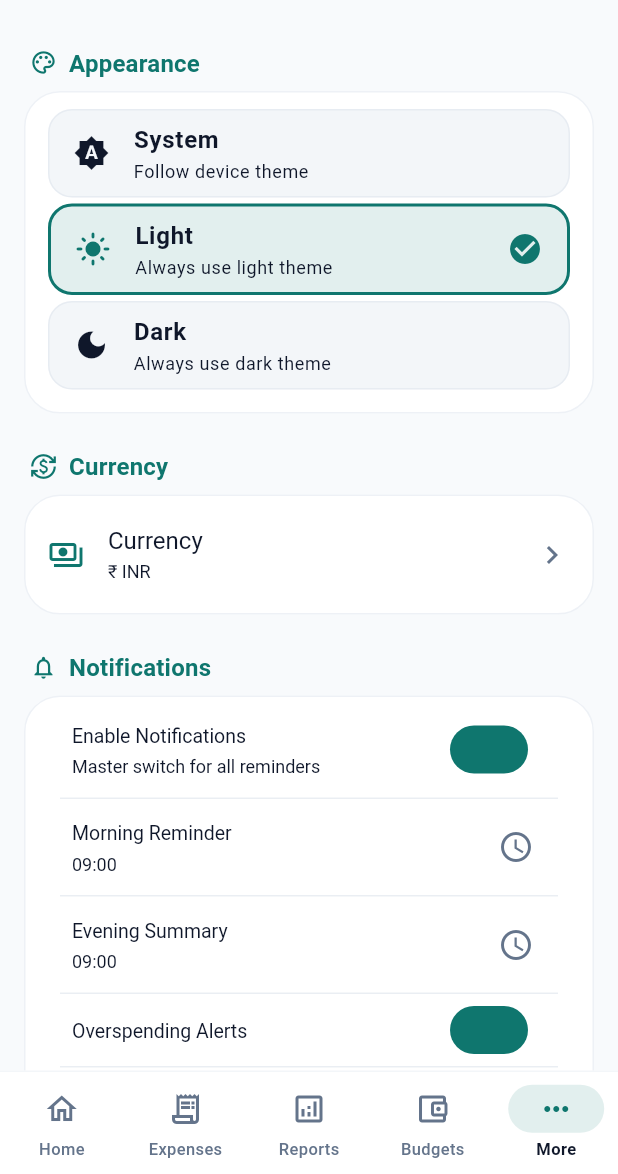
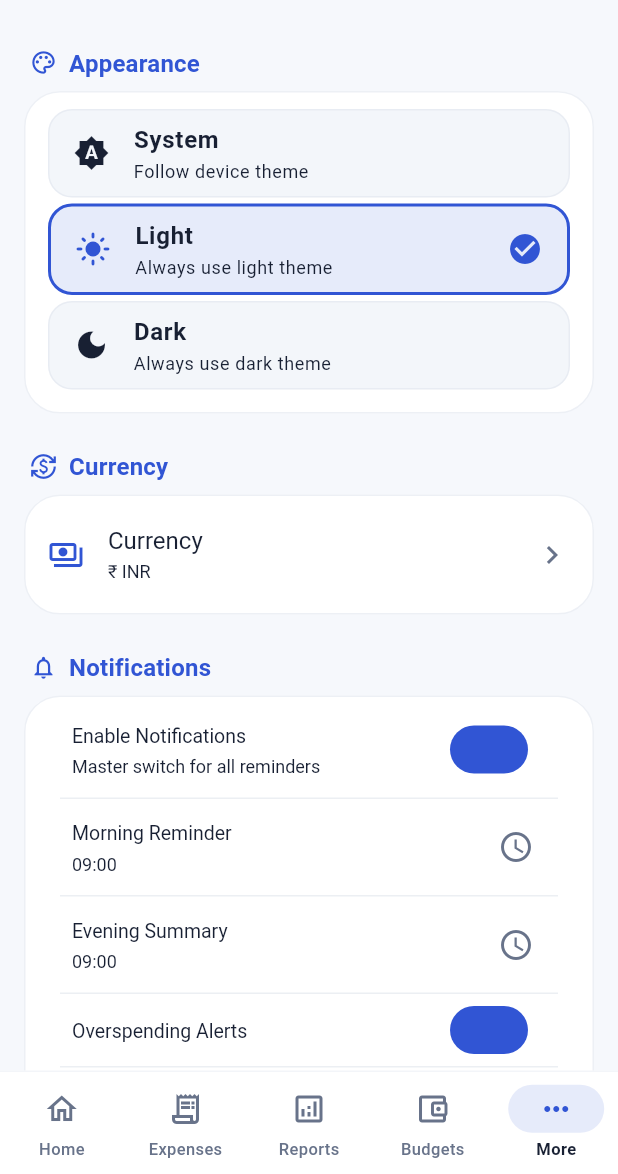
Before and after one commit to sufiyansakkeer/budget_tracker, a Flutter app: the SettingsScreen screen opened by its route, after a tap on "Light", on a phone screen of 412 x 824 dp, the part 62-1236 px from its top. Run offline on Flutter 3.47's test engine with Material 3 defaults, Android fonts, the phone set to English and light mode, and no system bars; our stand-ins replace csv, drift, drift_flutter, equatable, file_picker, fl_chart and 11 more; accounts and stored records are empty; generated files the repository leaves out were written again.

Commit message:
feat: Migrate theme management from Provider to BLoC architecture

```diff
--- a/lib/core/constants/app_colors.dart
+++ b/lib/core/constants/app_colors.dart
@@ -2,100 +2,200 @@ import 'package:flutter/material.dart';
 
 /// Semantic color tokens for the Smart Budget Tracker.
 ///
-/// These are the single source of truth for statuses, surfaces, text and
-/// category colors. Widgets should reference these tokens (or the theme
-/// `ColorScheme`) rather than hard-coding hex values.
+/// Cobalt + Sky + Mint palette.
+/// Designed for a friendly, modern and polished personal-finance experience.
 class AppColors {
   AppColors._();
 
   // ---------------------------------------------------------------------------
-  // Brand / Primary palette (Modern Emerald & Teal)
+  // Brand / Primary
   // ---------------------------------------------------------------------------
-  static const Color primary = Color(0xFF0F766E); // Teal 700
-  static const Color primaryLight = Color(0xFF14B8A6); // Teal 500
-  static const Color primaryDark = Color(0xFF115E59); // Teal 800
-  static const Color secondary = Color(0xFF6366F1); // Indigo Accent
-  static const Color secondaryLight = Color(0xFF818CF8);
-  static const Color accent = Color(0xFFF59E0B); // Amber Accent
+
+  static const Color primary = Color(0xFF3155D4);
+  static const Color primaryLight = Color(0xFF4C6FE3);
+  static const Color primaryDark = Color(0xFF2543AD);
+
+  static const Color secondary = Color(0xFF159A9C);
+  static const Color secondaryLight = Color(0xFF31B6B5);
+  static const Color secondaryDark = Color(0xFF0E7779);
+
+  static const Color accent = Color(0xFFF0A35E);
 
   // ---------------------------------------------------------------------------
-  // Semantic status colors
+  // Semantic Status Colors
   // ---------------------------------------------------------------------------
-  static const Color error = Color(0xFFEF4444);
-  static const Color success = Color(0xFF10B981);
-  static const Color warning = Color(0xFFF97316);
+
+  static const Color success = Color(0xFF239B70);
+  static const Color successLight = Color(0xFF43B98B);
+  static const Color successDark = Color(0xFF197454);
+
+  static const Color warning = Color(0xFFD89432);
+  static const Color warningLight = Color(0xFFE9AA50);
+  static const Color warningDark = Color(0xFFAE6D1F);
+
+  static const Color error = Color(0xFFD65C62);
+  static const Color errorLight = Color(0xFFE4777C);
+  static const Color errorDark = Color(0xFFB8454B);
+
+  static const Color info = Color(0xFF4A8CC7);
+
   static const Color safeGreen = success;
   static const Color warningOrange = warning;
   static const Color dangerRed = error;
 
   // ---------------------------------------------------------------------------
-  // Background & Surfaces (Light)
+  // Light Theme
   // ---------------------------------------------------------------------------
-  static const Color backgroundLight = Color(0xFFF8FAFC);
+
+  static const Color backgroundLight = Color(0xFFF6F8FC);
+
   static const Color surfaceLight = Color(0xFFFFFFFF);
-  static const Color surfaceContainerLight = Color(0xFFF1F5F9);
-  static const Color surfaceContainerHighLight = Color(0xFFE2E8F0);
+
+  static const Color surfaceContainerLight = Color(0xFFEEF2F8);
+
+  static const Color surfaceContainerHighLight = Color(0xFFE2E8F2);
+
   static const Color cardLight = Color(0xFFFFFFFF);
 
   // ---------------------------------------------------------------------------
-  // Background & Surfaces (Dark) — intentional hierarchy, not inverted light
+  // Dark Theme
   // ---------------------------------------------------------------------------
-  static const Color backgroundDark = Color(0xFF0B1220);
-  static const Color surfaceDark = Color(0xFF111A2E);
-  static const Color surfaceContainerDark = Color(0xFF1B2740);
-  static const Color surfaceContainerHighDark = Color(0xFF24324F);
-  static const Color cardDark = Color(0xFF151F36);
+
+  static const Color backgroundDark = Color(0xFF0B1020);
+
+  static const Color surfaceDark = Color(0xFF11172A);
+
+  static const Color surfaceContainerDark = Color(0xFF19223A);
+
+  static const Color surfaceContainerHighDark = Color(0xFF222D49);
+
+  static const Color cardDark = Color(0xFF151D32);
 
   // ---------------------------------------------------------------------------
-  // Text colors
+  // Text — Light
   // ---------------------------------------------------------------------------
-  static const Color textPrimaryLight = Color(0xFF0F172A);
-  static const Color textSecondaryLight = Color(0xFF64748B);
-  static const Color textPrimaryDark = Color(0xFFF8FAFC);
-  static const Color textSecondaryDark = Color(0xFF94A3B8);
+
+  static const Color textPrimaryLight = Color(0xFF182033);
+
+  static const Color textSecondaryLight = Color(0xFF68738A);
+
+  static const Color textTertiaryLight = Color(0xFF969EAF);
+
+  static const Color textOnPrimaryLight = Color(0xFFFFFFFF);
 
   // ---------------------------------------------------------------------------
-  // Dividers / outlines
+  // Text — Dark
   // ---------------------------------------------------------------------------
-  static const Color dividerLight = Color(0xFFE2E8F0);
-  static const Color dividerDark = Color(0xFF2A3A5C);
-  static const Color outlineLight = Color(0xFFCBD5E1);
-  static const Color outlineDark = Color(0xFF334155);
+
+  static const Color textPrimaryDark = Color(0xFFF4F7FF);
+
+  static const Color textSecondaryDark = Color(0xFFAAB4C8);
+
+  static const Color textTertiaryDark = Color(0xFF77839B);
+
+  static const Color textOnPrimaryDark = Color(0xFFFFFFFF);
 
   // ---------------------------------------------------------------------------
-  // Category colors
+  // Dividers / Outlines
   // ---------------------------------------------------------------------------
-  static const Color catFood = Color(0xFFFF6B6B);
-  static const Color catFuel = Color(0xFFFF9F43);
-  static const Color catShopping = Color(0xFFFECA57);
-  static const Color catRent = Color(0xFF48DBFB);
-  static const Color catEmi = Color(0xFF1DD1A1);
-  static const Color catTravel = Color(0xFF54A0FF);
-  static const Color catEntertainment = Color(0xFF5F27CD);
-  static const Color catHealth = Color(0xFFFF9FF3);
-  static const Color catEducation = Color(0xFF00D2D3);
-  static const Color catGroceries = Color(0xFF10AC84);
-  static const Color catBills = Color(0xFFEE5253);
-  static const Color catOthers = Color(0xFF8395A7);
+
+  static const Color dividerLight = Color(0xFFE1E6EF);
+
+  static const Color outlineLight = Color(0xFFCFD6E2);
+
+  static const Color dividerDark = Color(0xFF29344D);
+
+  static const Color outlineDark = Color(0xFF3A4763);
 
   // ---------------------------------------------------------------------------
-  // Gradients (kept minimal and intentional)
+  // Category Colors
   // ---------------------------------------------------------------------------
+
+  static const Color catFood = Color(0xFFE87568);
+
+  static const Color catFuel = Color(0xFFE3A050);
+
+  static const Color catShopping = Color(0xFFD0A747);
+
+  static const Color catRent = Color(0xFF55A8B2);
+
+  static const Color catEmi = Color(0xFF45A77F);
+
+  static const Color catTravel = Color(0xFF5D82CF);
+
+  static const Color catEntertainment = Color(0xFF846EB0);
+
+  static const Color catHealth = Color(0xFFD27B9D);
+
+  static const Color catEducation = Color(0xFF48A6A5);
+
+  static const Color catGroceries = Color(0xFF51A276);
+
+  static const Color catBills = Color(0xFFD76060);
+
+  static const Color catOthers = Color(0xFF818B9B);
+
+  // ---------------------------------------------------------------------------
+  // Brand Containers
+  // ---------------------------------------------------------------------------
+
+  static const Color primaryContainerLight = Color(0xFFE8ECFC);
+
+  static const Color primaryContainerDark = Color(0xFF202D60);
+
+  static const Color secondaryContainerLight = Color(0xFFE1F4F3);
+
+  static const Color secondaryContainerDark = Color(0xFF123B3D);
+
+  // ---------------------------------------------------------------------------
+  // Status Containers
+  // ---------------------------------------------------------------------------
+
+  static const Color successContainerLight = Color(0xFFE3F5ED);
+
+  static const Color successContainerDark = Color(0xFF123A2E);
+
+  static const Color warningContainerLight = Color(0xFFFFF1DD);
+
+  static const Color warningContainerDark = Color(0xFF3B2C17);
+
+  static const Color errorContainerLight = Color(0xFFFBE8E9);
+
+  static const Color errorContainerDark = Color(0xFF3B1E21);
+
+  // ---------------------------------------------------------------------------
+  // Gradients
+  // ---------------------------------------------------------------------------
+
   static const LinearGradient primaryGradient = LinearGradient(
-    colors: [Color(0xFF0F766E), Color(0xFF14B8A6)],
+    colors: [Color(0xFF2543AD), Color(0xFF4C6FE3)],
     begin: Alignment.topLeft,
     end: Alignment.bottomRight,
   );
 
   static const LinearGradient headerGradient = LinearGradient(
-    colors: [Color(0xFF0F766E), Color(0xFF4338CA)],
+    colors: [Color(0xFF2543AD), Color(0xFF3155D4), Color(0xFF159A9C)],
     begin: Alignment.topLeft,
     end: Alignment.bottomRight,
   );
 
   static const LinearGradient cardGradient = LinearGradient(
-    colors: [Color(0x1A0F766E), Color(0x050F766E)],
+    colors: [Color(0x123155D4), Color(0x04159A9C)],
     begin: Alignment.topLeft,
     end: Alignment.bottomRight,
   );
+
+  // ---------------------------------------------------------------------------
+  // Finance-Specific Colors
+  // ---------------------------------------------------------------------------
+
+  static const Color income = Color(0xFF239B70);
+
+  static const Color expense = Color(0xFFD65C62);
+
+  static const Color remaining = Color(0xFF3155D4);
+
+  static const Color savings = Color(0xFF159A9C);
+
+  static const Color neutralFinance = Color(0xFF68738A);
 }
--- a/lib/core/theme/theme_provider.dart
+++ /dev/null
@@ -1,38 +0,0 @@
-import 'package:flutter/material.dart';
-import '../di/injection.dart' as di;
-import '../../features/settings/domain/entities/settings_failure.dart';
-import '../../features/settings/domain/entities/theme_mode_entity.dart';
-import '../../features/settings/domain/usecases/load_settings_usecase.dart';
-
-/// Provider that manages theme mode based on user settings.
-class ThemeProvider extends ChangeNotifier {
-  final LoadSettingsUseCase _loadSettingsUseCase;
-  AppThemeMode _themeMode = AppThemeMode.system;
-
-  ThemeProvider({LoadSettingsUseCase? loadSettingsUseCase})
-    : _loadSettingsUseCase =
-          loadSettingsUseCase ?? di.getIt<LoadSettingsUseCase>() {
-    _loadThemeMode();
-  }
-
-  AppThemeMode get themeMode => _themeMode;
-
-  ThemeMode get flutterThemeMode => _themeMode.toThemeMode();
-
-  Future<void> _loadThemeMode() async {
-    try {
-      final result = await _loadSettingsUseCase();
-      if (result case SettingsSuccess(:final data)) {
-        _themeMode = (data).themeMode;
-        notifyListeners();
-      }
-    } catch (e) {
-      // Keep default theme mode on error
-    }
-  }
-
-  void updateThemeMode(AppThemeMode mode) {
-    _themeMode = mode;
-    notifyListeners();
-  }
-}
--- /dev/null
+++ b/lib/features/settings/domain/repository/theme_repository.dart
@@ -0,0 +1,24 @@
+import '../entities/theme_mode_entity.dart';
+import 'settings_repository.dart';
+
+/// Repository responsible for persisting and reading the application theme.
+///
+/// This is the single gateway between the theme BLoC and local storage. Widgets
+/// never touch [SettingsRepository] or SharedPreferences directly for theme.
+class ThemeRepository {
+  final SettingsRepository _settingsRepository;
+
+  ThemeRepository({required SettingsRepository settingsRepository})
+    : _settingsRepository = settingsRepository;
+
+  /// Loads the currently persisted [AppThemeMode].
+  Future<AppThemeMode> getTheme() async {
+    final settings = await _settingsRepository.loadSettings();
+    return settings.themeMode;
+  }
+
+  /// Persists the selected [AppThemeMode] locally.
+  Future<void> saveTheme(AppThemeMode mode) async {
+    await _settingsRepository.setThemeMode(mode);
+  }
+}
--- a/lib/features/settings/domain/usecases/update_theme_usecase.dart
+++ /dev/null
@@ -1,24 +0,0 @@
-import '../entities/settings_failure.dart';
-import '../entities/theme_mode_entity.dart';
-import '../repository/settings_repository.dart';
-
-/// Updates the application theme mode.
-class UpdateThemeUseCase {
-  final SettingsRepository repository;
-
-  UpdateThemeUseCase({required this.repository});
-
-  Future<SettingsResult<void>> call(AppThemeMode mode) async {
-    try {
-      await repository.setThemeMode(mode);
-      return const SettingsSuccess(null);
-    } catch (e) {
-      return SettingsError(
-        SettingsFailure(
-          type: SettingsErrorType.saveFailure,
-          message: 'Failed to save theme preference: ${e.toString()}',
-        ),
-      );
-    }
-  }
-}
--- a/lib/features/settings/presentation/bloc/settings_bloc.dart
+++ b/lib/features/settings/presentation/bloc/settings_bloc.dart
@@ -11,7 +11,6 @@ import '../../domain/usecases/schedule_notifications_usecase.dart';
 import '../../domain/usecases/update_biometric_usecase.dart';
 import '../../domain/usecases/update_currency_usecase.dart';
 import '../../domain/usecases/update_notification_settings_usecase.dart';
-import '../../domain/usecases/update_theme_usecase.dart';
 import 'settings_event.dart';
 import 'settings_state.dart';
 
@@ -19,7 +18,6 @@ import 'settings_state.dart';
 /// operations (export, import, backup, restore, reset).
 class SettingsBloc extends Bloc<SettingsEvent, SettingsState> {
   final LoadSettingsUseCase loadSettingsUseCase;
-  final UpdateThemeUseCase updateThemeUseCase;
   final UpdateCurrencyUseCase updateCurrencyUseCase;
   final UpdateNotificationSettingsUseCase updateNotificationSettingsUseCase;
   final UpdateBiometricUseCase updateBiometricUseCase;
@@ -32,7 +30,6 @@ class SettingsBloc extends Bloc<SettingsEvent, SettingsState> {
 
   SettingsBloc({
     required this.loadSettingsUseCase,
-    required this.updateThemeUseCase,
     required this.updateCurrencyUseCase,
     required this.updateNotificationSettingsUseCase,
     required this.updateBiometricUseCase,
@@ -44,7 +41,6 @@ class SettingsBloc extends Bloc<SettingsEvent, SettingsState> {
     required this.scheduleNotificationsUseCase,
   }) : super(const SettingsState()) {
     on<SettingsLoadEvent>(_onLoadSettings);
-    on<SettingsUpdateThemeEvent>(_onUpdateTheme);
     on<SettingsUpdateCurrencyEvent>(_onUpdateCurrency);
     on<SettingsUpdateNotificationsEvent>(_onUpdateNotifications);
     on<SettingsUpdateBiometricEvent>(_onUpdateBiometric);
@@ -85,26 +81,6 @@ class SettingsBloc extends Bloc<SettingsEvent, SettingsState> {
             errorMessage: failure.message,
           ),
         );
-    }
-  }
-
-  Future<void> _onUpdateTheme(
-    SettingsUpdateThemeEvent event,
-    Emitter<SettingsState> emit,
-  ) async {
-    emit(state.copyWith(isBusy: true));
-    final result = await updateThemeUseCase(event.mode);
-    switch (result) {
-      case SettingsSuccess():
-        emit(
-          state.copyWith(
-            settings: state.settings.copyWith(themeMode: event.mode),
-            isBusy: false,
-            clearError: true,
-          ),
-        );
-      case SettingsError(:final failure):
-        emit(state.copyWith(isBusy: false, errorMessage: failure.message));
     }
   }
 
--- a/lib/features/settings/presentation/bloc/settings_event.dart
+++ b/lib/features/settings/presentation/bloc/settings_event.dart
@@ -1,7 +1,6 @@
 import 'package:equatable/equatable.dart';
 
 import '../../domain/entities/notification_settings.dart';
-import '../../domain/entities/theme_mode_entity.dart';
 
 /// Base class for all settings events.
 abstract class SettingsEvent extends Equatable {
@@ -14,16 +13,6 @@ abstract class SettingsEvent extends Equatable {
 /// Loads the persisted settings into the state.
 class SettingsLoadEvent extends SettingsEvent {
   const SettingsLoadEvent();
-}
-
-/// Updates the theme mode.
-class SettingsUpdateThemeEvent extends SettingsEvent {
-  final AppThemeMode mode;
-
-  const SettingsUpdateThemeEvent(this.mode);
-
-  @override
-  List<Object?> get props => [mode];
 }
 
 /// Updates the application currency.
--- /dev/null
+++ b/lib/features/settings/presentation/bloc/theme/theme_bloc.dart
@@ -0,0 +1,35 @@
+import 'package:flutter_bloc/flutter_bloc.dart';
+
+import '../../../domain/repository/theme_repository.dart';
+import 'theme_event.dart';
+import 'theme_state.dart';
+
+/// Global application theme BLoC.
+///
+/// [ThemeBloc] is the single source of truth for the app's theme. It loads the
+/// persisted preference on startup and exposes it via [ThemeState]. When the
+/// user changes the theme, the state is emitted immediately (so the UI updates
+/// without a restart) and the preference is then persisted locally.
+class ThemeBloc extends Bloc<ThemeEvent, ThemeState> {
+  final ThemeRepository _themeRepository;
+
+  ThemeBloc({required ThemeRepository themeRepository})
+    : _themeRepository = themeRepository,
+      super(const ThemeState()) {
+    on<ThemeLoadRequested>((event, emit) async {
+      try {
+        final mode = await _themeRepository.getTheme();
+        if (!isClosed) emit(ThemeState(mode: mode));
+      } catch (_) {
+        // Keep the default theme mode on error.
+      }
+    });
+    on<ThemeChanged>((event, emit) async {
+      // Emit first so the UI updates immediately, then persist in the
+      // background so we never block the UI on disk I/O.
+      emit(ThemeState(mode: event.mode));
+      await _themeRepository.saveTheme(event.mode);
+    });
+    add(const ThemeLoadRequested());
+  }
+}
--- /dev/null
+++ b/lib/features/settings/presentation/bloc/theme/theme_event.dart
@@ -0,0 +1,26 @@
+import 'package:equatable/equatable.dart';
+
+import '../../../domain/entities/theme_mode_entity.dart';
+
+/// Base class for all theme events.
+abstract class ThemeEvent extends Equatable {
+  const ThemeEvent();
+
+  @override
+  List<Object?> get props => [];
+}
+
+/// Emitted when the app starts to restore the persisted theme preference.
+class ThemeLoadRequested extends ThemeEvent {
+  const ThemeLoadRequested();
+}
+
+/// Emitted when the user selects a new theme mode.
+class ThemeChanged extends ThemeEvent {
+  final AppThemeMode mode;
+
+  const ThemeChanged(this.mode);
+
+  @override
+  List<Object?> get props => [mode];
+}
--- /dev/null
+++ b/lib/features/settings/presentation/bloc/theme/theme_state.dart
@@ -0,0 +1,17 @@
+import 'package:equatable/equatable.dart';
+
+import '../../../domain/entities/theme_mode_entity.dart';
+
+/// Immutable state holding the current application theme mode.
+class ThemeState extends Equatable {
+  final AppThemeMode mode;
+
+  const ThemeState({this.mode = AppThemeMode.system});
+
+  ThemeState copyWith({AppThemeMode? mode}) {
+    return ThemeState(mode: mode ?? this.mode);
+  }
+
+  @override
+  List<Object?> get props => [mode];
+}
--- a/lib/features/settings/presentation/pages/settings_screen.dart
+++ b/lib/features/settings/presentation/pages/settings_screen.dart
@@ -12,6 +12,8 @@ import '../../domain/services/biometric_service.dart';
 import '../bloc/settings_bloc.dart';
 import '../bloc/settings_event.dart';
 import '../bloc/settings_state.dart';
+import '../bloc/theme/theme_bloc.dart';
+import '../bloc/theme/theme_event.dart';
 import '../widgets/about_card.dart';
 import '../widgets/biometric_tile.dart';
 import '../widgets/currency_selector.dart';
@@ -180,9 +182,9 @@ class _SettingsScreenState extends State<SettingsScreen> {
               Padding(
                 padding: const EdgeInsets.symmetric(vertical: AppSpacing.sm),
                 child: ThemeSelector(
-                  selectedMode: settings.themeMode,
+                  selectedMode: context.watch<ThemeBloc>().state.mode,
                   onChanged: (AppThemeMode mode) {
-                    bloc.add(SettingsUpdateThemeEvent(mode));
+                    context.read<ThemeBloc>().add(ThemeChanged(mode));
                   },
                 ),
               ),
--- a/lib/main.dart
+++ b/lib/main.dart
@@ -1,12 +1,14 @@
 import 'package:flutter/material.dart';
+import 'package:flutter_bloc/flutter_bloc.dart';
 import 'package:provider/provider.dart';
+import 'core/currency/currency_provider.dart';
 import 'core/di/injection.dart' as di;
+import 'core/notifications/notification_initializer.dart';
 import 'core/router/app_router.dart';
 import 'core/theme/app_theme.dart';
-import 'core/theme/theme_provider.dart';
-import 'core/currency/currency_provider.dart';
-import 'core/notifications/notification_initializer.dart';
 import 'core/biometric/biometric_gate_screen.dart';
+import 'features/settings/presentation/bloc/theme/theme_bloc.dart';
+import 'features/settings/presentation/bloc/theme/theme_state.dart';
 
 Future<void> main() async {
   WidgetsFlutterBinding.ensureInitialized();
@@ -27,26 +29,21 @@ class SmartBudgetApp extends StatefulWidget {
 }
 
 class _SmartBudgetAppState extends State<SmartBudgetApp> {
-  late final ThemeProvider _themeProvider;
+  late final ThemeBloc _themeBloc;
   late final CurrencyProvider _currencyProvider;
 
   @override
   void initState() {
     super.initState();
-    _themeProvider = di.getIt<ThemeProvider>()..addListener(_onThemeChanged);
+    _themeBloc = di.getIt<ThemeBloc>();
     _currencyProvider = di.getIt<CurrencyProvider>()
       ..addListener(_onCurrencyChanged);
   }
 
   @override
   void dispose() {
-    _themeProvider.removeListener(_onThemeChanged);
     _currencyProvider.removeListener(_onCurrencyChanged);
     super.dispose();
-  }
-
-  void _onThemeChanged() {
-    setState(() {});
   }
 
   void _onCurrencyChanged() {
@@ -56,17 +53,21 @@ class _SmartBudgetAppState extends State<SmartBudgetApp> {
   @override
   Widget build(BuildContext context) {
     final app = MultiProvider(
-      providers: [
-        ChangeNotifierProvider.value(value: _themeProvider),
-        ChangeNotifierProvider.value(value: _currencyProvider),
-      ],
-      child: MaterialApp.router(
-        title: 'Smart Budget Tracker',
-        debugShowCheckedModeBanner: false,
-        theme: AppTheme.lightTheme,
-        darkTheme: AppTheme.darkTheme,
-        themeMode: _themeProvider.flutterThemeMode,
-        routerConfig: AppRouter.router,
+      providers: [ChangeNotifierProvider.value(value: _currencyProvider)],
+      child: MultiBlocProvider(
+        providers: [BlocProvider<ThemeBloc>.value(value: _themeBloc)],
+        child: BlocBuilder<ThemeBloc, ThemeState>(
+          builder: (context, state) {
+            return MaterialApp.router(
+              title: 'Smart Budget Tracker',
+              debugShowCheckedModeBanner: false,
+              theme: AppTheme.lightTheme,
+              darkTheme: AppTheme.darkTheme,
+              themeMode: state.mode.toThemeMode(),
+              routerConfig: AppRouter.router,
+            );
+          },
+        ),
       ),
     );
 
```
Also changed, not shown: lib/core/biometric/biometric_gate_screen.dart (+5 -2 lines), lib/core/di/injection.dart (+9 -8 lines), 3 other files.
